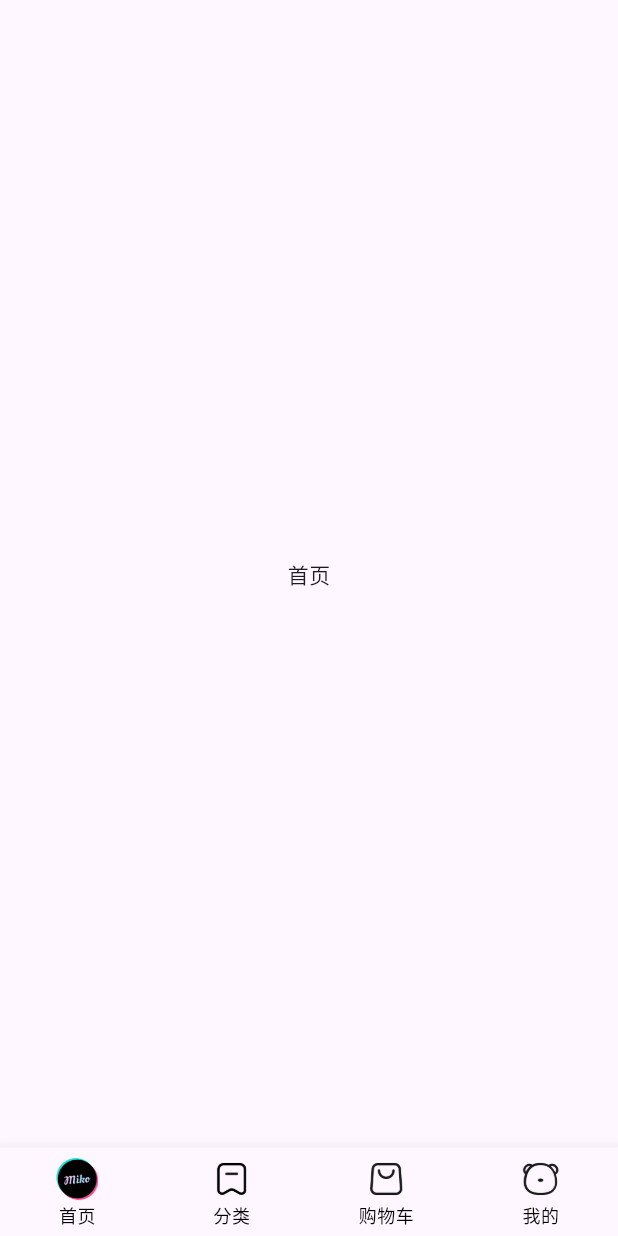
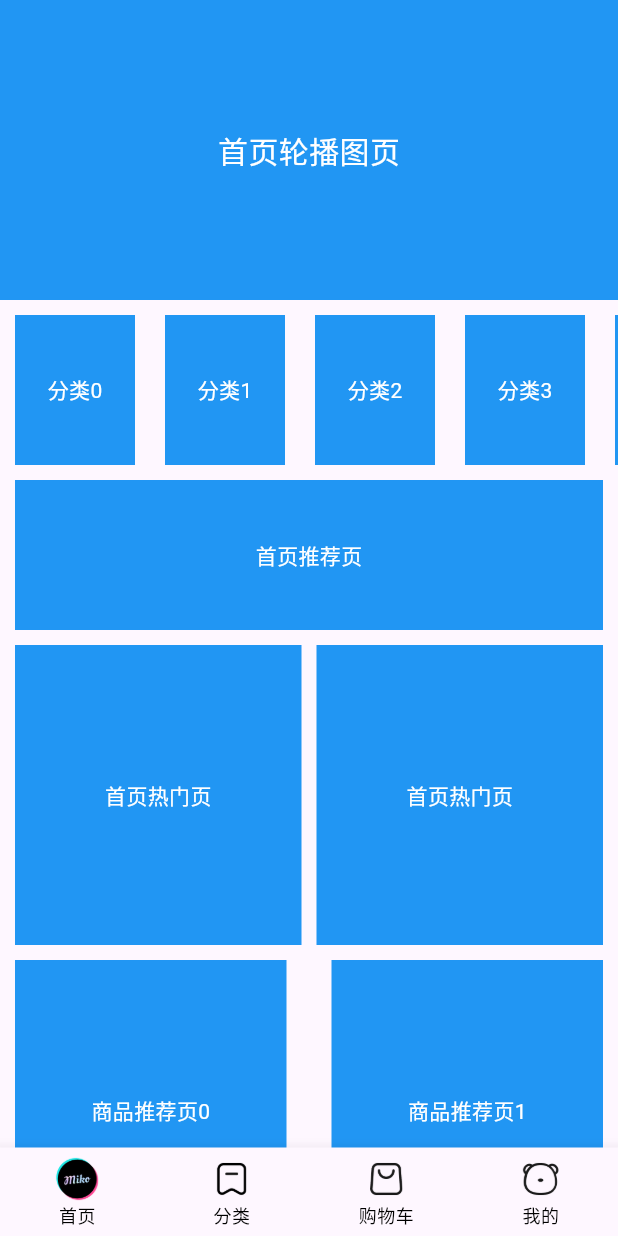
Before and after one commit to youzi177/hm_shop, a Flutter app: the screen it shows after launch, on a phone screen of 412 x 824 dp. Run offline on Flutter 3.47's test engine with Material 3 defaults, Android fonts, the phone set to English and light mode, and no system bars; our stand-ins replace audioplayers.

Commit message:
完成首页的基础布局

```diff
--- /dev/null
+++ b/lib/components/Home/HmCategory.dart
@@ -0,0 +1,32 @@
+import 'package:flutter/material.dart';
+
+class HmCategory extends StatefulWidget {
+  HmCategory({Key? key}) : super(key: key);
+
+  @override
+  _HmCategoryState createState() => _HmCategoryState();
+}
+
+class _HmCategoryState extends State<HmCategory> {
+  @override
+  Widget build(BuildContext context) {
+    //返回一个横向滚动组件，但是listview不能设置高度，所以需要使用sizedbox
+    return SizedBox(
+      height: 100,
+      child: ListView.builder(
+        scrollDirection: Axis.horizontal,
+        itemCount: 10,
+        itemBuilder: (context, index) {
+          return Container(
+            width: 80,
+            height: 100,
+            color: Colors.blue,
+            alignment: Alignment.center,
+            margin: EdgeInsets.symmetric(horizontal: 10), //分类间距
+            child: Text('分类$index', style: TextStyle(color: Colors.white)),
+          );
+        },
+      ),
+    );
+  }
+}
--- /dev/null
+++ b/lib/components/Home/HmHot.dart
@@ -0,0 +1,20 @@
+import 'package:flutter/material.dart';
+
+class HmHot extends StatefulWidget {
+  HmHot({Key? key}) : super(key: key);
+
+  @override
+  _HmHotState createState() => _HmHotState();
+}
+
+class _HmHotState extends State<HmHot> {
+  @override
+  Widget build(BuildContext context) {
+    return Container(
+      height: 200,
+      color: Colors.blue,
+      alignment: Alignment.center,
+      child: Text('首页热门页', style: TextStyle(color: Colors.white)),
+    );
+  }
+}
--- /dev/null
+++ b/lib/components/Home/HmMoreList.dart
@@ -0,0 +1,33 @@
+import 'package:flutter/material.dart';
+
+class HmMoreList extends StatefulWidget {
+  HmMoreList({Key? key}) : super(key: key);
+
+  @override
+  _HmMoreListState createState() => _HmMoreListState();
+}
+
+class _HmMoreListState extends State<HmMoreList> {
+  @override
+  Widget build(BuildContext context) {
+    // 无限滚动列表-网格2列
+    return SliverGrid.builder(
+      gridDelegate: SliverGridDelegateWithFixedCrossAxisCount(
+        crossAxisCount: 2,
+        mainAxisSpacing: 10,
+        crossAxisSpacing: 10,
+      ),
+      itemBuilder: (context, index) {
+        return Padding(
+          padding: EdgeInsets.symmetric(horizontal: 10),
+          child: Container(
+            height: 100,
+            color: Colors.blue,
+            alignment: Alignment.center,
+            child: Text('商品推荐页$index', style: TextStyle(color: Colors.white)),
+          ),
+        );
+      },
+    );
+  }
+}
--- /dev/null
+++ b/lib/components/Home/HmSlider.dart
@@ -0,0 +1,23 @@
+import 'package:flutter/material.dart';
+
+class HmSlider extends StatefulWidget {
+  HmSlider({Key? key}) : super(key: key);
+
+  @override
+  _HmSliderState createState() => _HmSliderState();
+}
+
+class _HmSliderState extends State<HmSlider> {
+  @override
+  Widget build(BuildContext context) {
+    return Container(
+      height: 200,
+      alignment: Alignment.center,
+      color: Colors.blue,
+      child: Text(
+        '首页轮播图页',
+        style: TextStyle(fontSize: 20, color: Colors.white),
+      ),
+    );
+  }
+}
--- /dev/null
+++ b/lib/components/Home/HmSuggestion.dart
@@ -0,0 +1,23 @@
+import 'package:flutter/material.dart';
+
+class HmSuggestion extends StatefulWidget {
+  HmSuggestion({Key? key}) : super(key: key);
+
+  @override
+  _HmSuggestionState createState() => _HmSuggestionState();
+}
+
+class _HmSuggestionState extends State<HmSuggestion> {
+  @override
+  Widget build(BuildContext context) {
+    return Padding(
+      padding: EdgeInsets.symmetric(horizontal: 10),
+      child: Container(
+        height: 100,
+        color: Colors.blue,
+        alignment: Alignment.center,
+        child: Text('首页推荐页', style: TextStyle(color: Colors.white)),
+      ),
+    );
+  }
+}
--- a/lib/pages/Home/index.dart
+++ b/lib/pages/Home/index.dart
@@ -1,4 +1,9 @@
 import 'package:flutter/material.dart';
+import 'package:hm_shop/components/Home/HmCategory.dart';
+import 'package:hm_shop/components/Home/HmMoreList.dart';
+import 'package:hm_shop/components/Home/HmSlider.dart';
+import 'package:hm_shop/components/Home/Hmhot.dart';
+import 'package:hm_shop/components/Home/Hmsuggestion.dart';
 
 class HomeView extends StatefulWidget {
   HomeView({Key? key}) : super(key: key);
@@ -8,8 +13,41 @@
 }
 
 class _HomeViewState extends State<HomeView> {
+  List<Widget> _getSliversChildren() {
+    return [
+      //包裹普通widget的sliver组件
+      SliverToBoxAdapter(child: HmSlider()),
+      SliverToBoxAdapter(child: SizedBox(height: 10)), //分类间距
+      //SliverGrid和SliverList 只能纵向不能横向滚动
+      SliverToBoxAdapter(child: HmCategory()), //分类
+      SliverToBoxAdapter(child: SizedBox(height: 10)), //分类间距
+      SliverToBoxAdapter(child: HmSuggestion()), //商品
+      SliverToBoxAdapter(child: SizedBox(height: 10)), //商品间距
+      //Flex组件 可以实现水平方向的滚动-首页热门组件-内边距
+      SliverToBoxAdapter(
+        child: Padding(
+          padding: EdgeInsets.symmetric(horizontal: 10),
+          child: Flex(
+            direction: Axis.horizontal,
+            children: [
+              Expanded(child: HmHot()),
+              SizedBox(width: 10),
+              Expanded(child: HmHot()),
+            ],
+          ),
+        ),
+      ), //商品推荐
+      SliverToBoxAdapter(child: SizedBox(height: 10)), //商品间距
+      HmMoreList(), //无限滚动列表
+    ];
+  }
+
   @override
   Widget build(BuildContext context) {
-    return Center(child: Text('首页'));
+    return CustomScrollView(
+      //physics: ClampingScrollPhysics(), // 👈 关键，禁止拉伸
+      physics: BouncingScrollPhysics(parent: AlwaysScrollableScrollPhysics()),
+      slivers: _getSliversChildren(),
+    );
   }
 }
```
Also changed, not shown: 1 other file.
